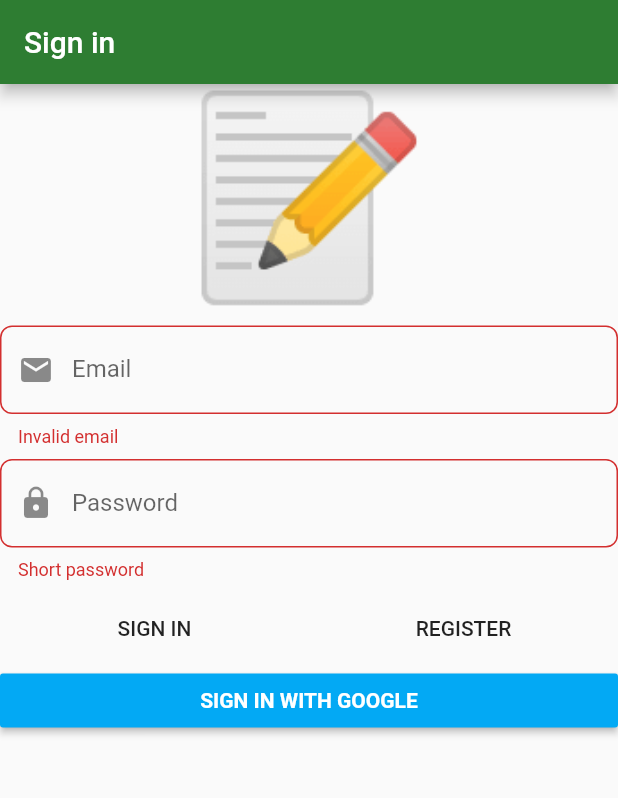
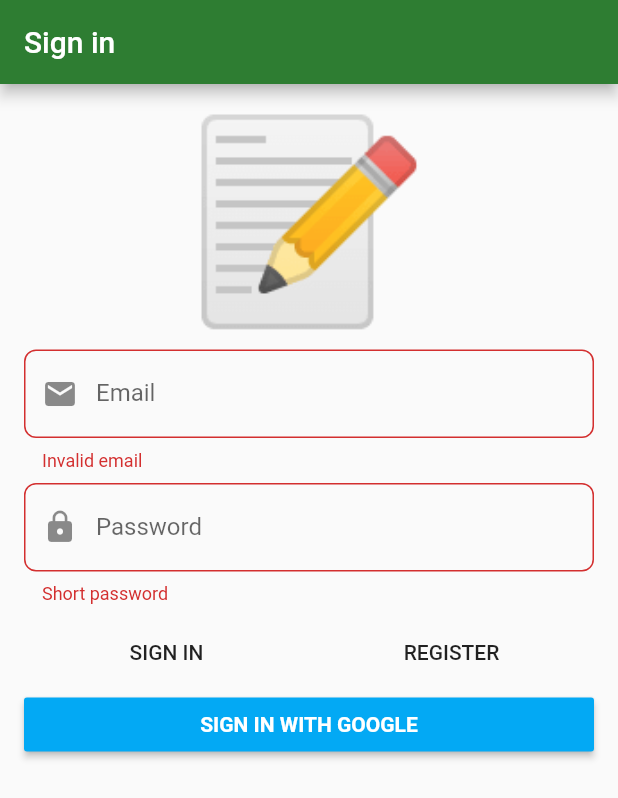
Before and after one commit to AlanCasasArevalo/Todo_List_ResoCoder, a Flutter app: the screen it shows after launch, on a phone screen of 412 x 824 dp. Shown: the top 798 px of the screen. Run offline on Flutter 3.47's test engine with Material 2 defaults, Android fonts, the phone set to English and light mode, and no system bars; our stand-ins replace auto_route, dartz, firebase_auth, flushbar, flutter_bloc, freezed_annotation and 3 more; accounts and stored records are empty; generated files the repository leaves out were written again.

Commit message:
[FEATURE][LOGIN PAGE] * Some padding were added * Loading was added

```diff
--- a/lib/presentation/sign_in/widgets/sign_in_form.dart
+++ b/lib/presentation/sign_in/widgets/sign_in_form.dart
@@ -27,6 +27,7 @@ class SignInForm extends StatelessWidget {
         return Form(
           autovalidateMode: AutovalidateMode.always,
           child: ListView(
+            padding: const EdgeInsets.all(16),
             children: [
               const Text(
                 '📝',
@@ -112,7 +113,11 @@ class SignInForm extends StatelessWidget {
                   style: TextStyle(
                       color: Colors.white, fontWeight: FontWeight.bold),
                 ),
-              )
+              ),
+              if (state.isSubmitting) ...[
+                const SizedBox(height: 8,),
+                const LinearProgressIndicator(value: null,),
+              ]
             ],
           ),
         );
```
